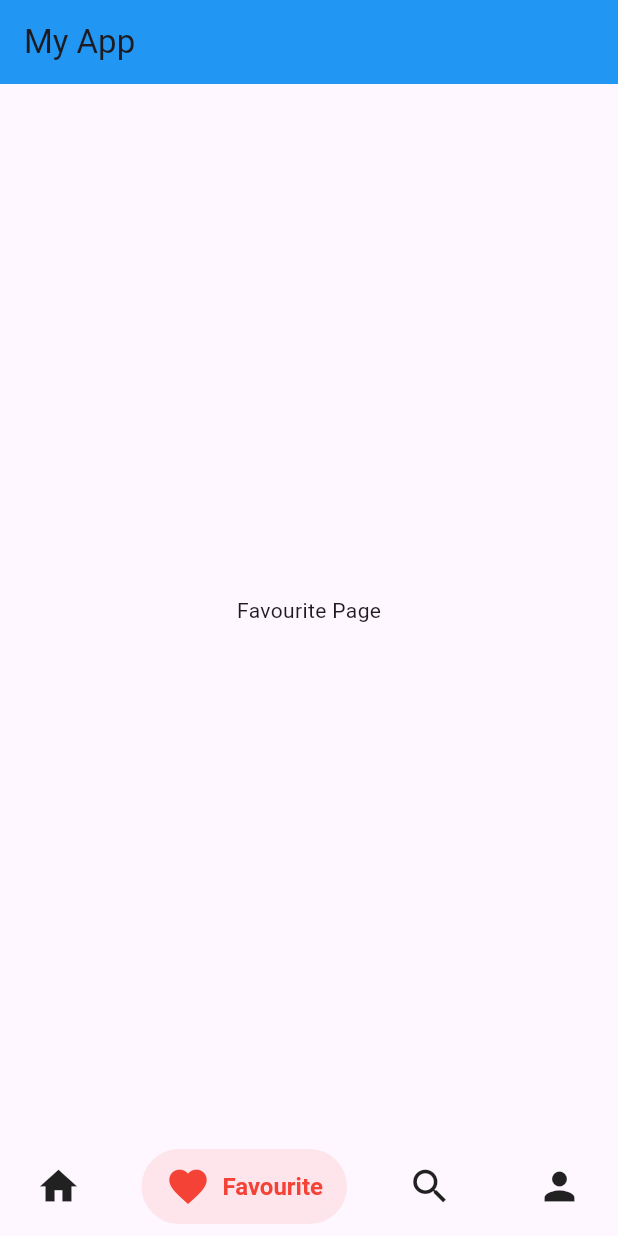
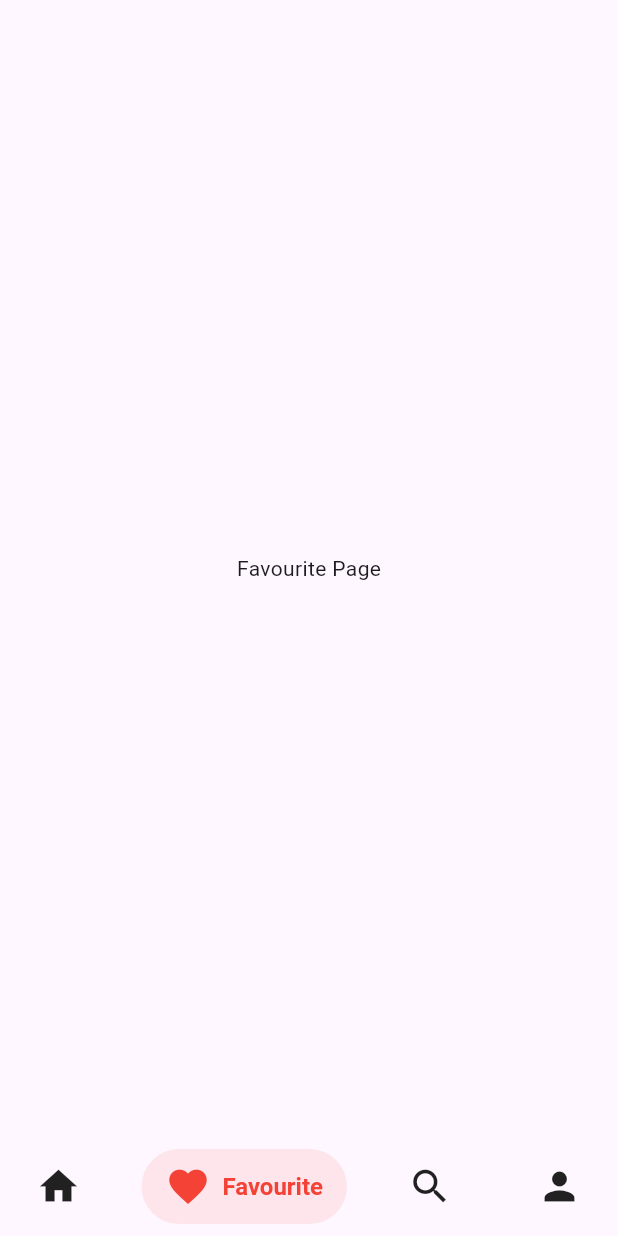
Before and after one commit to mhmdnrllnwr/univent_app, a Flutter app: the screen it shows after launch, item 2 of the bottom bar chosen, on a phone screen of 412 x 824 dp. Run offline on Flutter 3.47's test engine with Material 3 defaults, Android fonts, the phone set to English and light mode, and no system bars; drawn by our look-alikes of salomon_bottom_bar.

Commit message:
remove appbar

```diff
--- a/lib/screens/home_screen.dart
+++ b/lib/screens/home_screen.dart
@@ -31,10 +31,11 @@ class _HomeScreenState extends State<HomeScreen> {
   @override
   Widget build(BuildContext context) {
     return Scaffold(
-      appBar: AppBar(
+      /*appBar: AppBar(
         title: const Text('My App'),
         backgroundColor: Colors.blue,
       ),
+      */
       body: IndexedStack(
         index: _currentIndex,
         children: _pages,
```
